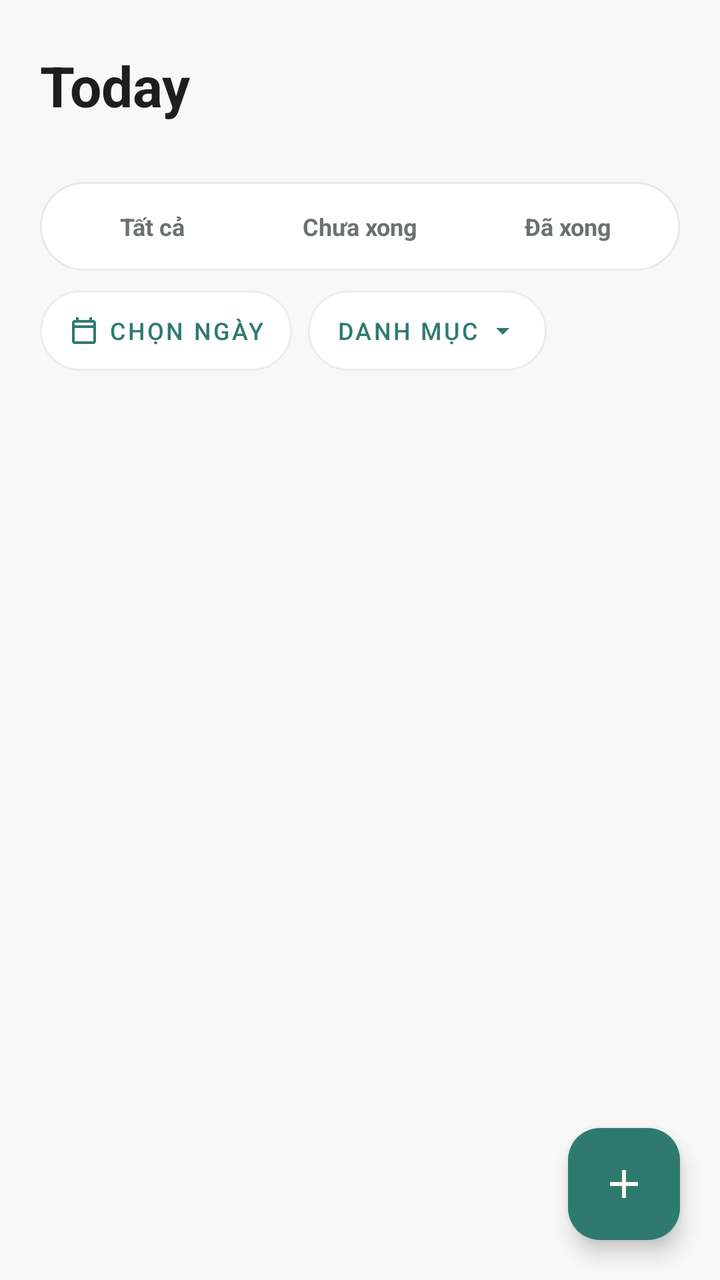
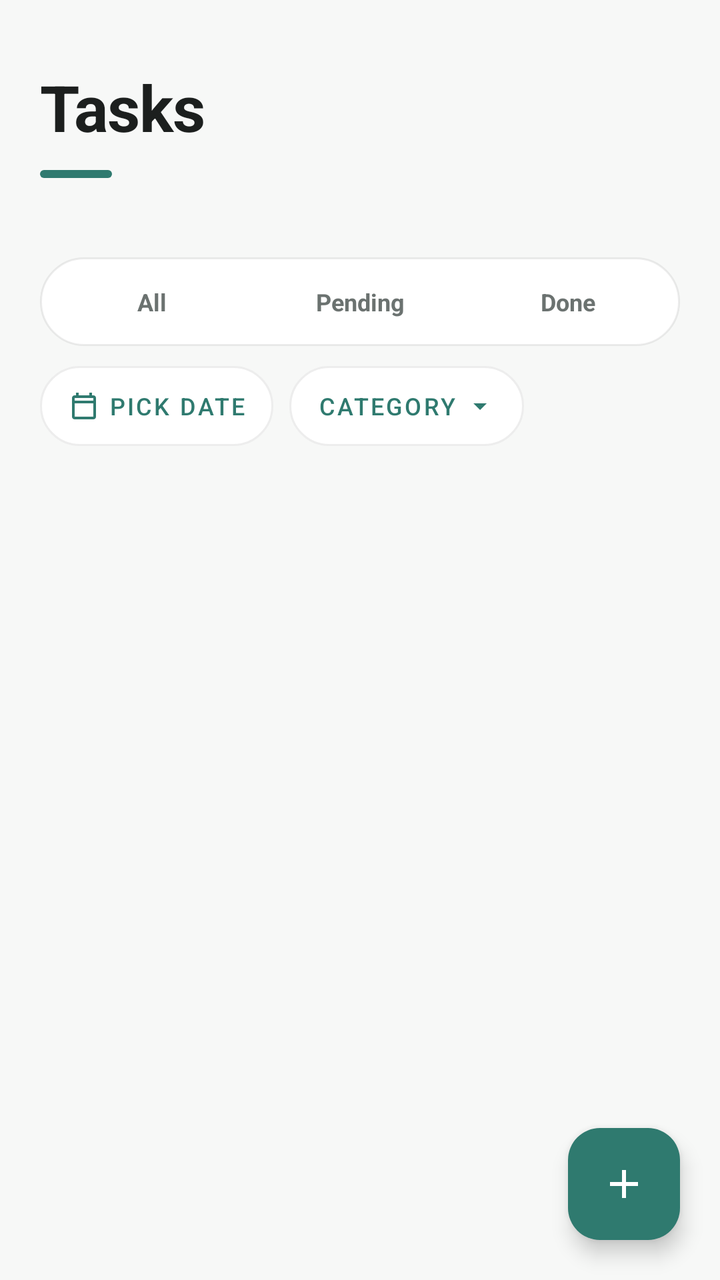

The first picture is an Android layout as it rendered before a commit; the second is the same layout after the commit. The layout source and the unified diff follow.
<!-- AndroidManifest.xml: application theme Theme.TodoList -->
<!-- res/layout/fragment_tasks.xml -->
<?xml version="1.0" encoding="utf-8"?>
<androidx.coordinatorlayout.widget.CoordinatorLayout
    xmlns:android="http://schemas.android.com/apk/res/android"
    xmlns:app="http://schemas.android.com/apk/res-auto"
    android:layout_width="match_parent"
    android:layout_height="match_parent"
    android:background="@color/canvas_mist">

    <LinearLayout
        android:layout_width="match_parent"
        android:layout_height="match_parent"
        android:orientation="vertical">

        <TextView
            android:layout_width="wrap_content"
            android:layout_height="wrap_content"
            android:paddingHorizontal="20dp"
            android:paddingTop="24dp"
            android:text="@string/today"
            android:textColor="@color/charcoal_ink"
            android:textSize="28sp"
            android:textStyle="bold" />

        <TextView
            android:id="@+id/count"
            android:layout_width="wrap_content"
            android:layout_height="wrap_content"
            android:paddingHorizontal="20dp"
            android:paddingBottom="12dp"
            android:fontFamily="monospace"
            android:textColor="@color/muted_steel"
            android:textSize="13sp" />

        
        <LinearLayout
            android:id="@+id/status_group"
            android:layout_width="match_parent"
            android:layout_height="wrap_content"
            android:layout_marginHorizontal="20dp"
            android:layout_marginBottom="10dp"
            android:orientation="horizontal"
            android:background="@drawable/bg_segment_track"
            android:padding="4dp">

            <TextView
                android:id="@+id/btn_status_all"
                style="@style/SegmentItem"
                android:text="@string/status_all" />

            <TextView
                android:id="@+id/btn_status_pending"
                style="@style/SegmentItem"
                android:text="@string/status_pending" />

            <TextView
                android:id="@+id/btn_status_done"
                style="@style/SegmentItem"
                android:text="@string/status_done" />
        </LinearLayout>

        
        <LinearLayout
            android:layout_width="match_parent"
            android:layout_height="wrap_content"
            android:orientation="horizontal"
            android:gravity="center_vertical"
            android:paddingHorizontal="20dp"
            android:paddingBottom="8dp">

            <com.google.android.material.button.MaterialButton
                android:id="@+id/btn_pick_date"
                style="@style/FilterChipButton"
                android:layout_width="wrap_content"
                android:text="@string/pick_date"
                app:icon="@drawable/ic_calendar" />

            <com.google.android.material.button.MaterialButton
                android:id="@+id/btn_category"
                style="@style/FilterChipButton"
                android:layout_width="wrap_content"
                android:layout_marginStart="8dp"
                android:text="@string/category"
                app:icon="@drawable/ic_arrow_drop_down"
                app:iconGravity="textEnd" />

            <ImageView
                android:id="@+id/btn_clear_filters"
                android:layout_width="40dp"
                android:layout_height="40dp"
                android:layout_marginStart="4dp"
                android:padding="8dp"
                android:background="?attr/selectableItemBackgroundBorderless"
                android:contentDescription="@string/clear_filters"
                android:src="@drawable/ic_close"
                app:tint="@color/muted_steel"
                android:visibility="gone" />
        </LinearLayout>

        <FrameLayout
            android:layout_width="match_parent"
            android:layout_height="match_parent">

            <androidx.recyclerview.widget.RecyclerView
                android:id="@+id/rv_tasks"
                android:layout_width="match_parent"
                android:layout_height="match_parent"
                android:clipToPadding="false"
                android:paddingTop="8dp"
                android:paddingBottom="88dp" />

            <LinearLayout
                android:id="@+id/empty"
                android:layout_width="match_parent"
                android:layout_height="match_parent"
                android:orientation="vertical"
                android:gravity="center"
                android:padding="32dp"
                android:visibility="gone">

                <ImageView
                    android:layout_width="72dp"
                    android:layout_height="72dp"
                    android:contentDescription="@string/no_tasks_yet"
                    android:src="@drawable/ic_tasks"
                    app:tint="@color/faint_steel" />

                <TextView
                    android:layout_width="wrap_content"
                    android:layout_height="wrap_content"
                    android:layout_marginTop="16dp"
                    android:text="@string/no_tasks_yet"
                    android:textColor="@color/charcoal_ink"
                    android:textSize="16sp" />

                <com.google.android.material.button.MaterialButton
                    android:id="@+id/btn_empty_add"
                    android:layout_width="wrap_content"
                    android:layout_height="wrap_content"
                    android:layout_marginTop="16dp"
                    android:text="@string/add_a_task"
                    android:textColor="@color/pure_surface"
                    app:backgroundTint="@color/muted_sage"
                    app:cornerRadius="20dp" />
            </LinearLayout>
        </FrameLayout>
    </LinearLayout>

    <com.google.android.material.floatingactionbutton.FloatingActionButton
        android:id="@+id/fab_add_task"
        android:layout_width="wrap_content"
        android:layout_height="wrap_content"
        android:layout_gravity="bottom|end"
        android:layout_margin="20dp"
        android:contentDescription="@string/new_task"
        android:src="@drawable/ic_add"
        app:backgroundTint="@color/muted_sage"
        app:tint="@color/pure_surface" />

</androidx.coordinatorlayout.widget.CoordinatorLayout>
<!-- resources referenced by this layout -->
<resources>
  <color name="canvas_mist">#F7F8F7</color>
  <color name="charcoal_ink">#1C1F1E</color>
  <color name="faint_steel">#A0A5A3</color>
  <color name="muted_sage">#2F7A6F</color>
  <color name="muted_steel">#6B7270</color>
  <color name="pure_surface">#FFFFFF</color>
  <!-- drawable bg_segment_track (drawable) -->
  <?xml version="1.0" encoding="utf-8"?>
  <shape xmlns:android="http://schemas.android.com/apk/res/android"
      android:shape="rectangle">
      <corners android:radius="22dp" />
      <solid android:color="@color/pure_surface" />
      <stroke android:width="1dp" android:color="@color/whisper_border" />
  </shape>
  <!-- drawable ic_add (drawable) -->
  <vector xmlns:android="http://schemas.android.com/apk/res/android"
      android:width="24dp" android:height="24dp"
      android:viewportWidth="24" android:viewportHeight="24"
      android:tint="#FFFFFF">
      <path android:fillColor="@android:color/white"
          android:pathData="M19,13h-6v6h-2v-6H5v-2h6V5h2v6h6v2z"/>
  </vector>
  <!-- drawable ic_arrow_drop_down (drawable) -->
  <vector xmlns:android="http://schemas.android.com/apk/res/android"
      android:width="24dp"
      android:height="24dp"
      android:viewportWidth="24"
      android:viewportHeight="24"
      android:tint="@color/muted_sage">
      <path
          android:fillColor="@android:color/white"
          android:pathData="M7,10l5,5 5,-5z" />
  </vector>
  <string name="add_a_task">Add a task</string>
  <string name="category">Danh mục</string>
  <string name="clear_filters">Bỏ lọc</string>
  <string name="new_task">New Task</string>
  <string name="no_tasks_yet">No tasks yet — add your first</string>
  <string name="pick_date">Chọn ngày</string>
  <string name="status_all">Tất cả</string>
  <string name="status_done">Đã xong</string>
  <string name="status_pending">Chưa xong</string>
  <string name="today">Today</string>
  <style name="Theme.TodoList" parent="Base.Theme.TodoList" />
  <color name="whisper_border">#141C1F1E</color>
  <color name="sage_wash">#1A2F7A6F</color>
  <!-- unchanged entries left out for length: 7 -->
</resources>

<!-- the commit's change to res/layout/fragment_tasks.xml (unified diff, before → after) -->
@@ -12,24 +12,15 @@
         android:orientation="vertical">
 
         <TextView
-            android:layout_width="wrap_content"
-            android:layout_height="wrap_content"
-            android:paddingHorizontal="20dp"
-            android:paddingTop="24dp"
-            android:text="@string/today"
-            android:textColor="@color/charcoal_ink"
-            android:textSize="28sp"
-            android:textStyle="bold" />
+            style="@style/ScreenTitle"
+            android:text="@string/tasks" />
+
+        <View style="@style/ScreenTitleAccent" />
 
         <TextView
             android:id="@+id/count"
-            android:layout_width="wrap_content"
-            android:layout_height="wrap_content"
-            android:paddingHorizontal="20dp"
-            android:paddingBottom="12dp"
-            android:fontFamily="monospace"
-            android:textColor="@color/muted_steel"
-            android:textSize="13sp" />
+            style="@style/ScreenSubtitle"
+            android:paddingBottom="14dp" />
 
         
         <LinearLayout
<!-- resource entries referenced after the edit -->
@@ -34,18 +34,51 @@
           android:pathData="M7,10l5,5 5,-5z" />
   </vector>
   <string name="add_a_task">Add a task</string>
-  <string name="category">Danh mục</string>
-  <string name="clear_filters">Bỏ lọc</string>
+  <string name="category">Category</string>
+  <string name="clear_filters">Clear filters</string>
   <string name="new_task">New Task</string>
   <string name="no_tasks_yet">No tasks yet — add your first</string>
-  <string name="pick_date">Chọn ngày</string>
-  <string name="status_all">Tất cả</string>
-  <string name="status_done">Đã xong</string>
-  <string name="status_pending">Chưa xong</string>
-  <string name="today">Today</string>
+  <string name="pick_date">Pick date</string>
+  <string name="status_all">All</string>
+  <string name="status_done">Done</string>
+  <string name="status_pending">Pending</string>
+  <string name="tasks">Tasks</string>
+  <style name="ScreenSubtitle">
+          <item name="android:layout_width">wrap_content</item>
+          <item name="android:layout_height">wrap_content</item>
+          <item name="android:paddingHorizontal">20dp</item>
+          <item name="android:paddingTop">8dp</item>
+          <item name="android:fontFamily">monospace</item>
+          <item name="android:textColor">@color/muted_steel</item>
+          <item name="android:textSize">13sp</item>
+      </style>
+  <style name="ScreenTitle">
+          <item name="android:layout_width">wrap_content</item>
+          <item name="android:layout_height">wrap_content</item>
+          <item name="android:paddingHorizontal">20dp</item>
+          <item name="android:paddingTop">32dp</item>
+          <item name="android:textColor">@color/charcoal_ink</item>
+          <item name="android:textSize">32sp</item>
+          <item name="android:textStyle">bold</item>
+          <item name="android:letterSpacing">-0.01</item>
+      </style>
+  <style name="ScreenTitleAccent">
+          <item name="android:layout_width">36dp</item>
+          <item name="android:layout_height">4dp</item>
+          <item name="android:layout_marginStart">20dp</item>
+          <item name="android:layout_marginTop">10dp</item>
+          <item name="android:background">@drawable/bg_accent_bar</item>
+      </style>
   <style name="Theme.TodoList" parent="Base.Theme.TodoList" />
   <color name="whisper_border">#141C1F1E</color>
   <color name="sage_wash">#1A2F7A6F</color>
+  <!-- drawable bg_accent_bar (drawable) -->
+  <?xml version="1.0" encoding="utf-8"?>
+  <shape xmlns:android="http://schemas.android.com/apk/res/android"
+      android:shape="rectangle">
+      <corners android:radius="2dp" />
+      <solid android:color="@color/muted_sage" />
+  </shape>
   <!-- unchanged entries left out for length: 7 -->
 </resources>
 
